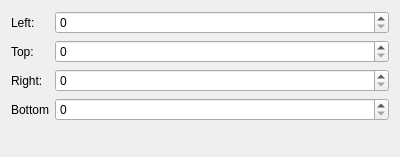
First picture: the form in App/tools/image_clip/cut_tab.ui, repository fengzhu2007/anycode, before the edit.
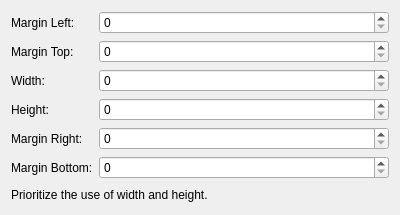
Second picture: the form after the edit.

```diff
--- a/App/tools/image_clip/cut_tab.ui
+++ b/App/tools/image_clip/cut_tab.ui
@@ -7,7 +7,7 @@
     <x>0</x>
     <y>0</y>
     <width>400</width>
-    <height>157</height>
+    <height>215</height>
    </rect>
   </property>
   <property name="windowTitle">
@@ -19,28 +19,28 @@
      <item row="0" column="0">
       <widget class="QLabel" name="label">
        <property name="text">
-        <string>Left:</string>
+        <string>Margin Left:</string>
        </property>
       </widget>
      </item>
      <item row="1" column="0">
       <widget class="QLabel" name="label_2">
        <property name="text">
-        <string>Top:</string>
+        <string>Margin Top:</string>
        </property>
       </widget>
      </item>
-     <item row="2" column="0">
+     <item row="4" column="0">
       <widget class="QLabel" name="label_3">
        <property name="text">
-        <string>Right:</string>
+        <string>Margin Right:</string>
        </property>
       </widget>
      </item>
-     <item row="3" column="0">
+     <item row="5" column="0">
       <widget class="QLabel" name="label_4">
        <property name="text">
-        <string>Bottom</string>
+        <string>Margin Bottom:</string>
        </property>
       </widget>
      </item>
@@ -58,22 +58,57 @@
        </property>
       </widget>
      </item>
-     <item row="2" column="1">
+     <item row="4" column="1">
       <widget class="QSpinBox" name="right">
        <property name="maximum">
         <number>10000</number>
        </property>
       </widget>
      </item>
-     <item row="3" column="1">
+     <item row="5" column="1">
       <widget class="QSpinBox" name="bottom">
        <property name="maximum">
         <number>10000</number>
        </property>
       </widget>
      </item>
+     <item row="2" column="0">
+      <widget class="QLabel" name="label_5">
+       <property name="text">
+        <string>Width:</string>
+       </property>
+      </widget>
+     </item>
+     <item row="2" column="1">
+      <widget class="QSpinBox" name="width">
+       <property name="maximum">
+        <number>10000</number>
+       </property>
+      </widget>
+     </item>
+     <item row="3" column="0">
+      <widget class="QLabel" name="label_6">
+       <property name="text">
+        <string>Height:</string>
+       </property>
+      </widget>
+     </item>
+     <item row="3" column="1">
+      <widget class="QSpinBox" name="height">
+       <property name="maximum">
+        <number>10000</number>
+       </property>
+      </widget>
+     </item>
     </layout>
    </item>
+   <item>
+    <widget class="QLabel" name="label_7">
+     <property name="text">
+      <string>Prioritize the use of width and height.</string>
+     </property>
+    </widget>
+   </item>
   </layout>
  </widget>
  <resources/>
```
